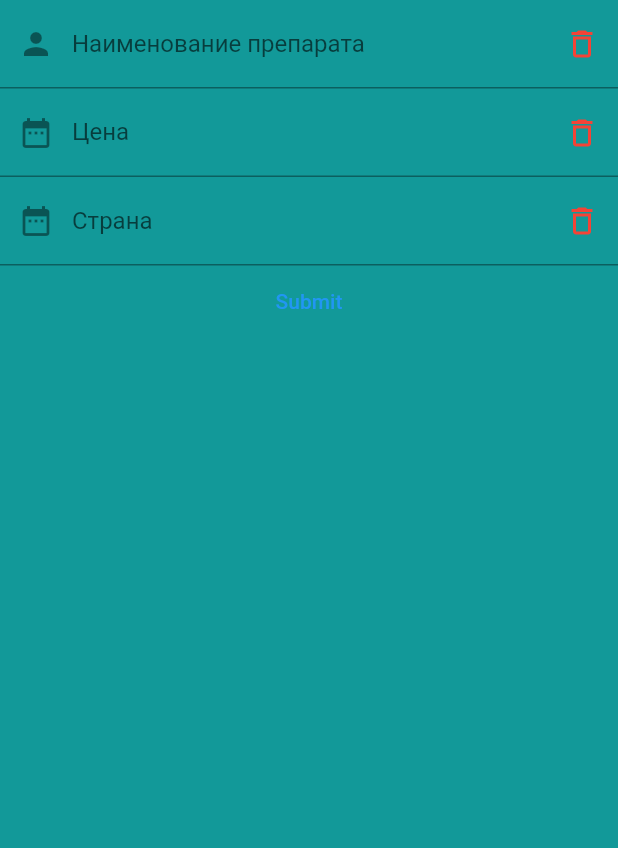
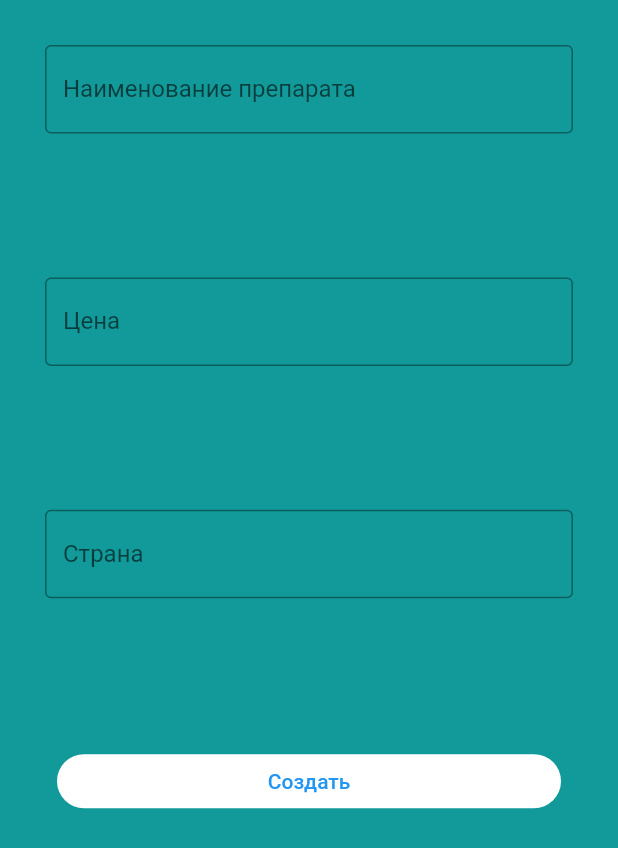
Before and after one commit to dev-Macintosh/Pocket_apteka, a Flutter app: the AddMedicamentScreen screen opened directly, on a phone screen of 412 x 824 dp. Shown: the top 848 px of the screen. Run offline on Flutter 3.47's test engine with Material 2 defaults, Android fonts, the phone set to English and light mode, and no system bars; our stand-ins replace flutter_svg.

Commit message:
recreate design create-page

```diff
--- a/lib/screens/add_medicament/components/body.dart
+++ b/lib/screens/add_medicament/components/body.dart
@@ -1,6 +1,7 @@
 import 'package:flutter/material.dart';
 import 'package:flutter/src/widgets/framework.dart';
 import 'package:flutter/src/widgets/placeholder.dart';
+import 'package:pocket_apteka/constants.dart';
 
 class Body extends StatelessWidget {
   Body({super.key});
@@ -8,9 +9,13 @@ class Body extends StatelessWidget {
   @override
   Widget build(BuildContext context) {
     Size size = MediaQuery.of(context).size;
-    return Form(
+    return Container(
+      padding: const EdgeInsets.all(kPaddingOffset * 1.5),
+      height: size.height * 0.7,
+      child: Form(
         key: _formKey,
-        child: ListView(
+        child: Column(
+          mainAxisAlignment: MainAxisAlignment.spaceBetween,
           children: <Widget>[
             TextFormField(
               validator: (value) {
@@ -18,42 +23,28 @@ class Body extends StatelessWidget {
               },
               decoration: InputDecoration(
                 labelText: 'Наименование препарата',
-                prefixIcon: Icon(Icons.person),
-                suffixIcon: Icon(
-                  Icons.delete_outline,
-                  color: Colors.red,
-                ),
+                border: OutlineInputBorder(),
                 hintText: "Препарат",
               ),
             ),
             TextFormField(
               validator: (value) {
-
                 return null;
               },
               decoration: InputDecoration(
                 labelText: 'Цена',
                 hintText: "100",
-                prefixIcon: Icon(Icons.date_range),
-                suffixIcon: Icon(
-                  Icons.delete_outline,
-                  color: Colors.red,
-                ),
+                border: OutlineInputBorder(),
               ),
             ),
             TextFormField(
               validator: (value) {
-
                 return null;
               },
               decoration: InputDecoration(
                 labelText: 'Страна',
                 hintText: "Россия",
-                prefixIcon: Icon(Icons.date_range),
-                suffixIcon: Icon(
-                  Icons.delete_outline,
-                  color: Colors.red,
-                ),
+                border: OutlineInputBorder(),
               ),
             ),
             TextButton(
@@ -62,10 +53,18 @@ class Body extends StatelessWidget {
                   Navigator.pop(context);
                 }
               },
-              child: Text("Submit"),
+
+              child: Container(
+                width: size.width,
+
+                padding: EdgeInsets.all(kPaddingOffset * 0.5),
+                decoration: BoxDecoration(borderRadius: BorderRadius.all(Radius.circular(20)),color: Colors.white),
+                child: Text("Создать",textAlign: TextAlign.center,),
+              ),
             ),
           ],
         ),
-      );
+      ),
+    );
   }
 }
```
